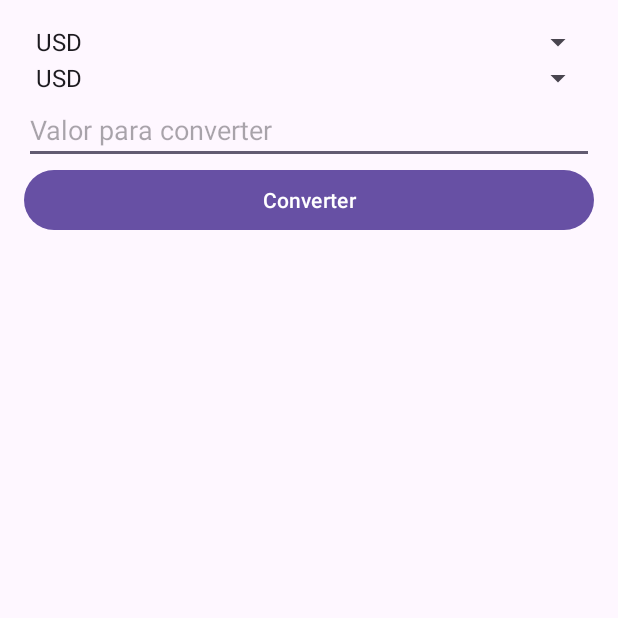
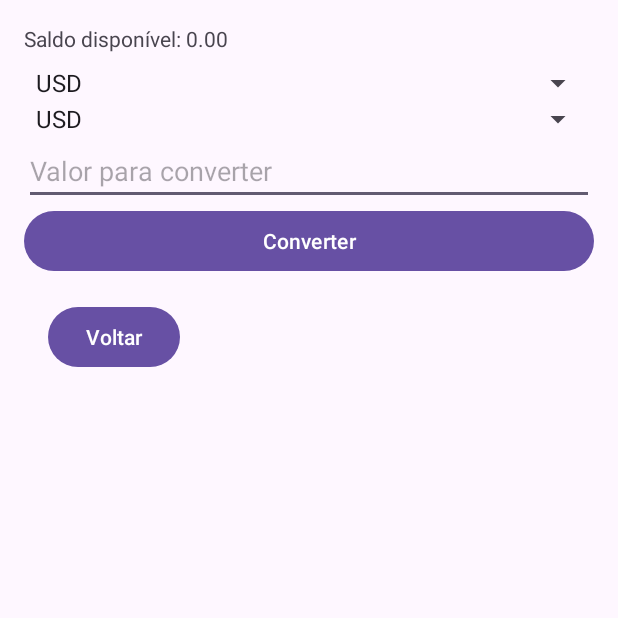
Before and after one commit to Viol19142/Conversor-de-Moedas, an Android app: the screen it shows after launch (activity_convert_resources), after a tap on "Converter Recursos", on a phone screen of 412 x 824 dp, the top half of it. Run offline under Robolectric (Android 15) with nearby library versions, the phone set to English and light mode, and no system bars.

Commit message:
listar recurso ok

```diff
--- a/app/build.gradle.kts
+++ b/app/build.gradle.kts
@@ -49,7 +49,7 @@ dependencies {
     implementation ("com.squareup.retrofit2:converter-gson:2.9.0")
     implementation ("androidx.recyclerview:recyclerview:1.3.1")
     implementation ("com.google.code.gson:gson:2.10.1")
-    implementation ("androidx.recyclerview:recyclerview:1.2.1")
+
 
 
 }
--- a/app/src/main/java/com/example/conversordemoedas/model/ResourcesAdapter.kt
+++ b/app/src/main/java/com/example/conversordemoedas/model/ResourcesAdapter.kt
@@ -10,14 +10,14 @@ class ResourcesAdapter(private val resourcesList: List<String>) :
     RecyclerView.Adapter<ResourcesAdapter.ResourcesViewHolder>() {
 
     override fun onCreateViewHolder(parent: ViewGroup, viewType: Int): ResourcesViewHolder {
-        // Infla o layout do item de recurso
+
         val view = LayoutInflater.from(parent.context)
             .inflate(R.layout.activity_item_resource, parent, false)
         return ResourcesViewHolder(view)
     }
 
     override fun onBindViewHolder(holder: ResourcesViewHolder, position: Int) {
-        // Configura os dados do item
+
         val resource = resourcesList[position]
         holder.tvResource.text = resource
     }
@@ -26,7 +26,7 @@ class ResourcesAdapter(private val resourcesList: List<String>) :
         return resourcesList.size
     }
 
-    // ViewHolder que mantém a referência para a view
+
     class ResourcesViewHolder(itemView: View) : RecyclerView.ViewHolder(itemView) {
         val tvResource: TextView = itemView.findViewById(R.id.tv_resource)
     }
--- a/app/src/main/java/com/example/conversordemoedas/model/WalletManager.kt
+++ b/app/src/main/java/com/example/conversordemoedas/model/WalletManager.kt
@@ -4,15 +4,18 @@ object WalletManager {
         "USD" to 0.0,
         "EUR" to 0.0,
         "BTC" to 0.0,
-        "ETH" to 0.0
+        "ETH" to 0.0,
+        "BRL" to balanceInBRL
     )
 
     fun addBalance(amount: Double) {
         balanceInBRL += amount
+        currencies["BRL"] = balanceInBRL
     }
 
     fun updateCurrency(currency: String, amount: Double) {
         currencies[currency] = amount
+        if (currency == "BRL") balanceInBRL = amount
     }
 
     fun getCurrencyBalance(currency: String): Double {
--- a/app/src/main/res/layout/activity_convert_resources.xml
+++ b/app/src/main/res/layout/activity_convert_resources.xml
@@ -1,36 +1,51 @@
 <LinearLayout xmlns:android="http://schemas.android.com/apk/res/android"
-    android:orientation="vertical"
     android:layout_width="match_parent"
     android:layout_height="match_parent"
+    android:orientation="vertical"
     android:padding="16dp">
+
+    <TextView
+        android:id="@+id/tv_available_balance"
+        android:layout_width="wrap_content"
+        android:layout_height="wrap_content"
+        android:text="Saldo disponível: 0.00"
+        android:layout_marginBottom="8dp" />
 
     <Spinner
         android:id="@+id/sp_currency_from"
         android:layout_width="match_parent"
-        android:layout_height="wrap_content"/>
+        android:layout_height="wrap_content" />
 
     <Spinner
         android:id="@+id/sp_currency_to"
         android:layout_width="match_parent"
-        android:layout_height="wrap_content"/>
+        android:layout_height="wrap_content" />
 
     <EditText
         android:id="@+id/et_amount_to_convert"
         android:layout_width="match_parent"
         android:layout_height="wrap_content"
         android:hint="Valor para converter"
-        android:inputType="numberDecimal"/>
+        android:inputType="numberDecimal" />
 
     <ProgressBar
         android:id="@+id/progress_bar"
         android:layout_width="wrap_content"
         android:layout_height="wrap_content"
         android:visibility="gone"
-        android:layout_gravity="center"/>
+        android:layout_gravity="center" />
 
     <Button
         android:id="@+id/btn_convert"
         android:layout_width="match_parent"
         android:layout_height="wrap_content"
-        android:text="Converter"/>
+        android:text="Converter" />
+    <Button
+        android:id="@+id/btn_back"
+        android:layout_width="wrap_content"
+        android:layout_height="wrap_content"
+        android:text="Voltar"
+        android:layout_margin="16dp"
+        />
+
 </LinearLayout>
```
Also changed, not shown: app/src/main/java/com/example/conversordemoedas/activity_convert_resources.kt (+18 -11 lines), app/src/main/java/com/example/conversordemoedas/activity_deposit.kt (+5 -3 lines), app/src/main/java/com/example/conversordemoedas/activity_list_resources.kt (+7 -4 lines), app/src/main/res/layout/activity_deposit.xml (+7 -0 lines), app/src/main/res/layout/activity_list_resources.xml (+15 -2 lines), app/src/main/res/layout/activity_main.xml (+7 -6 lines).
